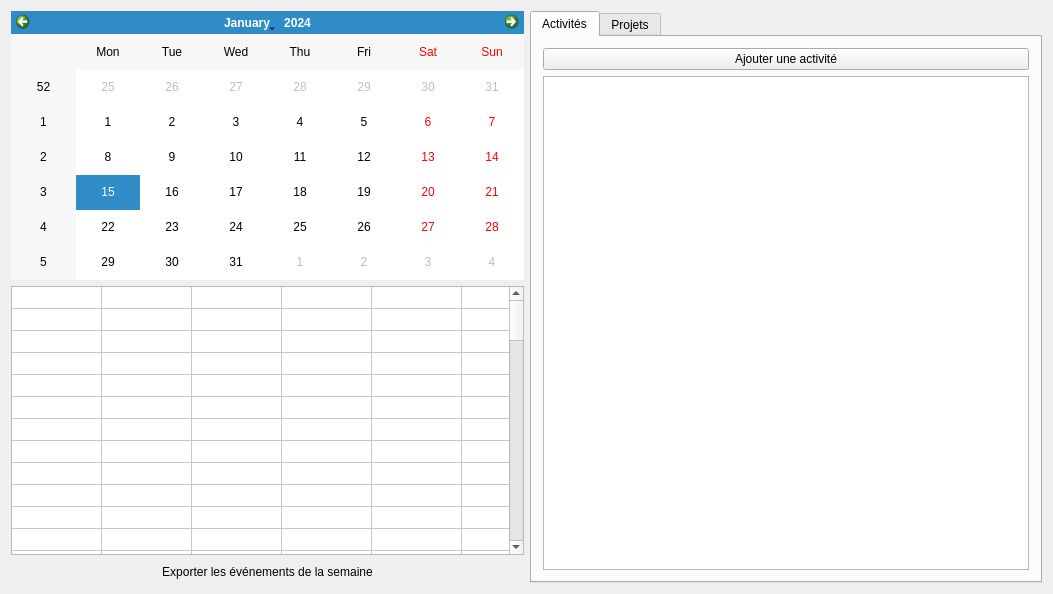
Qt form App/ProCal/ui/mainWindow.ui (sd65/ProCal) before a commit.
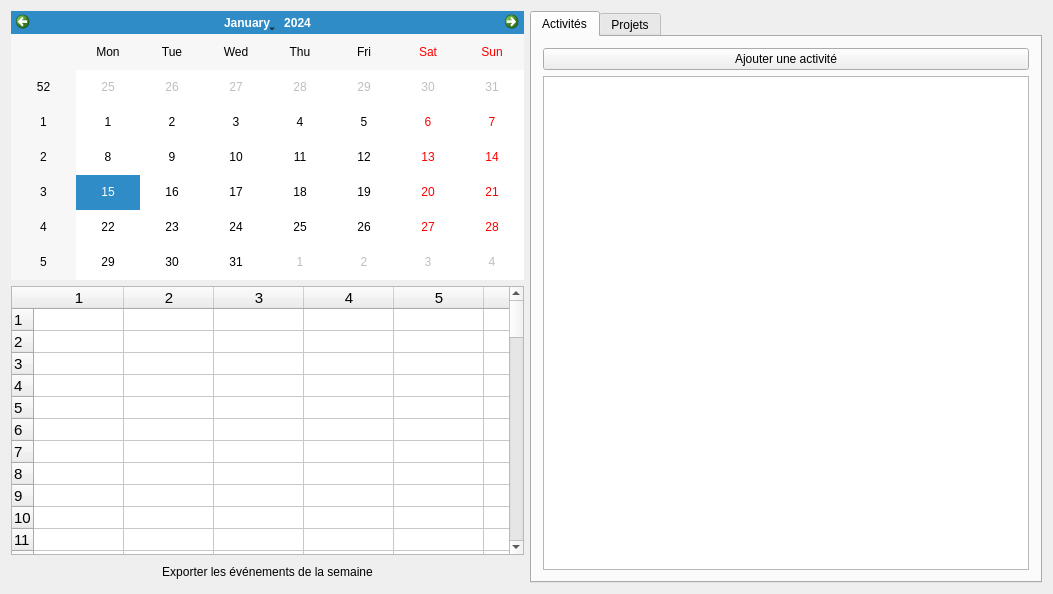
The same form after that commit. Icons and pictures are not drawn. Custom widgets are drawn as their Qt base class.

```diff
--- a/App/ProCal/ui/mainWindow.ui
+++ b/App/ProCal/ui/mainWindow.ui
@@ -93,7 +93,7 @@
          <number>7</number>
         </property>
         <attribute name="horizontalHeaderVisible">
-         <bool>false</bool>
+         <bool>true</bool>
         </attribute>
         <attribute name="horizontalHeaderCascadingSectionResizes">
          <bool>true</bool>
@@ -114,7 +114,7 @@
          <bool>true</bool>
         </attribute>
         <attribute name="verticalHeaderVisible">
-         <bool>false</bool>
+         <bool>true</bool>
         </attribute>
         <attribute name="verticalHeaderCascadingSectionResizes">
          <bool>true</bool>
```
